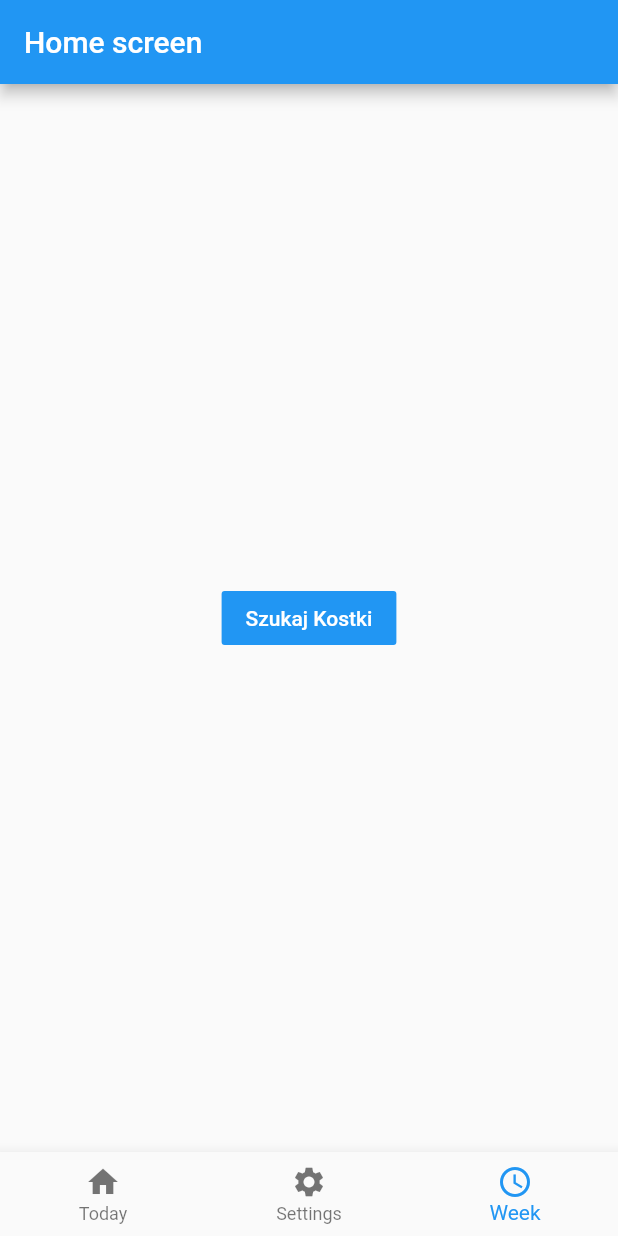
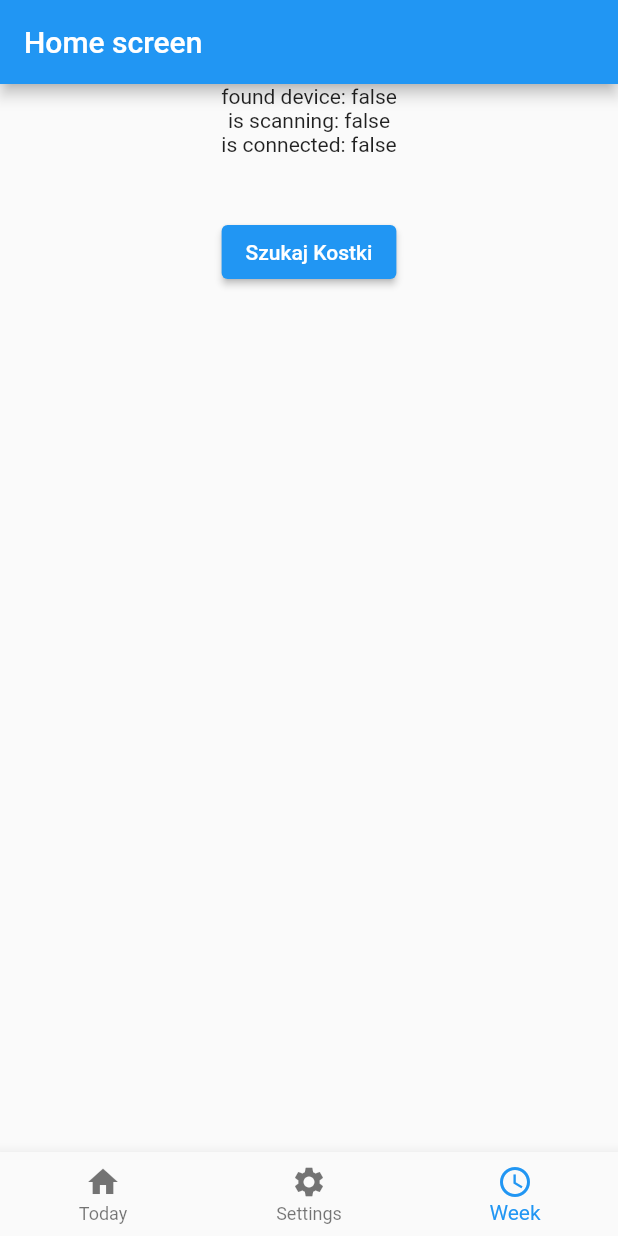
Before and after one commit to Schizobi/Kostka, a Flutter app: the screen it shows after launch, item 3 of the bottom bar chosen, after a tap on "Szukaj Kostki", on a phone screen of 412 x 824 dp. Run offline on Flutter 3.47's test engine with Material 2 defaults, Android fonts, the phone set to English and light mode, and no system bars; our stand-ins replace flutter_blue.

Commit message:
added notification reading

```diff
--- a/lib/bluetoothService.dart
+++ b/lib/bluetoothService.dart
@@ -1,20 +1,26 @@
+import 'package:flutter/material.dart';
 import 'package:flutter_blue/flutter_blue.dart';
 
 // w tych dwóch interfejsach powinno być udostępnione wszytsko co jest potrzebne aplikacji dotyczące bt
 
 abstract class BluetoothInterface {
   // interfejs określający łączność bt
-  List<BluetoothDeviceInterface> get devices;
+  bool get hasDevice;
+  bool get isConnected;
+  bool get isScanning;
   BluetoothDeviceInterface? connectedDevice;
   void startScan();
   void stopScan();
-  void connect(var device);
+
+  int get edge;
 }
 
 abstract class BluetoothDeviceInterface {
   // interfejs definiujący urządzenie bt, trochę na wyrost
   String get name;
   String get id;
+
+  Future<void> connect();
 }
 
 // a tu ich implementacje, z wykorzystaniem flutter_blue
@@ -22,32 +28,53 @@ abstract class BluetoothDeviceInterface {
 // a np. dla testów można zrobić klasy które mockują działanie bt
 //
 
-class BluetoothService implements BluetoothInterface {
+class BluetoothServiceX extends ChangeNotifier implements BluetoothInterface  {
   // implementacja za pomocą biblioteki flutter_blue
+  bool isScanning = false;
+  bool isConnected = false;
+  bool hasDevice = false;
+  int edge=0;
+
   final FlutterBlue _flutterBlue = FlutterBlue.instance;
-  final List<FlutterBlueDevice> _devicesList = <FlutterBlueDevice>[];
   BluetoothDeviceInterface? connectedDevice;
-  _addDeviceToList(final BluetoothDevice device) {
-    if (!_devicesList.contains(device)) {
-      _devicesList.add(FlutterBlueDevice(device));
-    }
+
+  Future<void> _connect(FlutterBlueDevice device)async{
+    await device.connect();
+    isConnected=true;
+    notifyListeners();
+    List<BluetoothService> services = await device.device.discoverServices();
+    services.forEach((service) {
+      if(service.uuid.toString()=="3e440001-f5bb-357d-719d-179272e4d4d9"){
+        var characteristics = service.characteristics;
+        for(BluetoothCharacteristic c in characteristics) {
+          if(c.uuid.toString()=="3e440002-f5bb-357d-719d-179272e4d4d9"){
+            c.setNotifyValue(true);
+            c.value.listen((value) {
+              edge=value[0];
+              notifyListeners();
+              // do something with new value
+            });
+          }
+
+        }
+      }
+    });
   }
 
-  void connect(var device) async => await device.connect();
+  // List<BluetoothService> services = await device.discoverServices();
+  // services.forEach((service) {
+  // // do something with service
+  // });
 
   @override
   void startScan() {
-    _flutterBlue.connectedDevices
-        .asStream()
-        .listen((List<BluetoothDevice> devices) {
-      for (BluetoothDevice device in devices) {
-        _addDeviceToList(device);
-      }
-    });
+    isScanning=true;
     _flutterBlue.scanResults.listen((List<ScanResult> results) {
       for (ScanResult result in results) {
         if (result.device.name.split(' ')[0].toLowerCase() == 'ruuvitag') {
-          _addDeviceToList(result.device);
+          hasDevice=true;
+          notifyListeners();
+          _connect(FlutterBlueDevice(result.device));
           stopScan();
         }
       }
@@ -58,20 +85,31 @@ class BluetoothService implements BluetoothInterface {
   @override
   void stopScan() {
     _flutterBlue.stopScan();
+    isScanning=false;
+    notifyListeners();
   }
 
-  @override
-  List<BluetoothDeviceInterface> get devices => _devicesList;
+
+
+
 }
 
 class FlutterBlueDevice implements BluetoothDeviceInterface {
-  final BluetoothDevice _device;
+  final BluetoothDevice device;
 
-  FlutterBlueDevice(this._device);
+  FlutterBlueDevice(this.device);
 
   @override
-  String get id => _device.id.toString();
+  String get id => device.id.toString();
 
   @override
-  String get name => _device.name;
+  String get name => device.name;
+
+  @override
+  Future<void> connect() {
+    return device.connect();
+  }
+
+
+
 }
--- a/lib/main.dart
+++ b/lib/main.dart
@@ -8,7 +8,7 @@ void main() {
       debugShowCheckedModeBanner: false,
       home: MultiProvider(
           providers: [
-            Provider<BluetoothService>(create: (_) => BluetoothService()) // tutaj raz stworzy się ten serwis i będzie dostępny gdziekolwiek niżej w drzewie poprzez widget consumer
+            ChangeNotifierProvider<BluetoothServiceX>(create: (_) => BluetoothServiceX()) // tutaj raz stworzy się ten serwis i będzie dostępny gdziekolwiek niżej w drzewie poprzez widget consumer
           ],
           child: Home()))
   );
--- a/lib/screens/home.dart
+++ b/lib/screens/home.dart
@@ -20,15 +20,15 @@ class _HomeState extends State<Home> {
     return [
       BottomNavigationBarItem(
           icon: new Icon(Icons.home),
-          title: new Text('Today')
+          label: 'Today'
       ),
       BottomNavigationBarItem(
         icon: new Icon(Icons.settings),
-        title: new Text('Settings'),
+        label: 'Settings',
       ),
       BottomNavigationBarItem(
           icon: Icon(Icons.access_time),
-          title: Text('Week')
+          label: 'Week'
       )
     ];
   }
@@ -39,7 +39,7 @@ class _HomeState extends State<Home> {
   );
 
   Widget buildPageView() {
-    return Consumer<BluetoothService>( // ten widget ci wystawia potrzebne zależności i może wywołać przebudowanie jak one się np. zmienią
+    return Consumer<BluetoothServiceX>( // ten widget ci wystawia potrzebne zależności i może wywołać przebudowanie jak one się np. zmienią
       builder: (context, btService, child) {
         return PageView(
           controller: pageController,
--- a/lib/screens/settings.dart
+++ b/lib/screens/settings.dart
@@ -3,8 +3,7 @@ import 'package:flutter/material.dart';
 import '../bluetoothService.dart';
 
 class Settings extends StatefulWidget {
-  final BluetoothInterface
-      bt; // tu w tym miejscu widok ma zupełnie wywalone co implementuje komunikację bt,
+  final BluetoothInterface bt; // tu w tym miejscu widok ma zupełnie wywalone co implementuje komunikację bt,
 
   Settings(this.bt);
 
@@ -16,96 +15,53 @@ class _SettingsState extends State<Settings> {
 
   IconData icon = Icons.cancel_presentation;
 
-
-  Widget connect() {
-    return       Container(
-      height: 90,
-      child: Column(
-        children: <Widget>[
-          Expanded(
-            child: Column(
-              children: <Widget>[
-                Text(widget.bt.devices[0].name),
-                Text(widget.bt.devices[0].id.toString()),
-              ],
-            ),
-          ),
-
-          Row(
-            children: [
-              Padding(
-                padding: const EdgeInsets.only(left: 160.0),
-                child: FlatButton(
-                  color: Colors.blue,
-                  child: Text(
-                    'Connect',
-                    style: TextStyle(color: Colors.white),
-                  ),
-                  onPressed: () async {
-
-                    for (var device in widget.bt.devices) {
-                      widget.bt.stopScan();
-                      try {
-                        widget.bt.connect(device);
-                      } catch (e) {
-                        if (e != 'already_connected') {
-                          throw e;
-                        }
-                      }
-                      setState(() {
-                        widget.bt.connectedDevice = device;
-                        icon = Icons.check;
-                      });
-                    }
-                  },
-                ),
-              ),
-              Padding(
-                padding: const EdgeInsets.only(left: 20.0),
-                child: Icon(icon),
-              ),
-
-            ],
-          ),
-        ],
-      ),
-    );
-  }
-
-  Widget search() {
+  Widget buildSearchView() {
     return Container(
-      child: FlatButton(
-        color: Colors.blue,
+      child: ElevatedButton(
         child: Text(
           'Szukaj Kostki',
           style: TextStyle(color: Colors.white),
         ),
         onPressed: () async {
           widget.bt.startScan();
-          connect();
         },
       ),
     );
   }
 
+  Widget buildInfoView(){
+   return Column(
+     children: [
+       Text('found device: ${widget.bt.hasDevice}'),
+       Text('is scanning: ${widget.bt.isScanning}'),
+       Text('is connected: ${widget.bt.isConnected}'),
+
+       if(widget.bt.connectedDevice!=null)Text('name: ${widget.bt.connectedDevice!.name}'),
+       if(widget.bt.connectedDevice!=null)Text('id: ${widget.bt.connectedDevice!.id}'),
+       Container(height: 40),
+       if(widget.bt.connectedDevice!=null)Text('Strona kostki: ${widget.bt.edge}'),
+     ],
+   );
+  }
+
   Widget _buildView() {
-    if (widget.bt.devices.length != 0) {
-      return  connect();
-    } else {
-      return search();
-    }
+    return Column(
+      children: [
+        buildInfoView(),
+        if(!widget.bt.hasDevice)buildSearchView()
+      ],
+    );
   }
 
   @override
   void initState() {
     super.initState();
-    print(widget.bt.devices.length);
   }
 
   @override
   void dispose() {
+    widget.bt.stopScan();
     super.dispose();
-    widget.bt.stopScan();
   }
 
   @override
```
